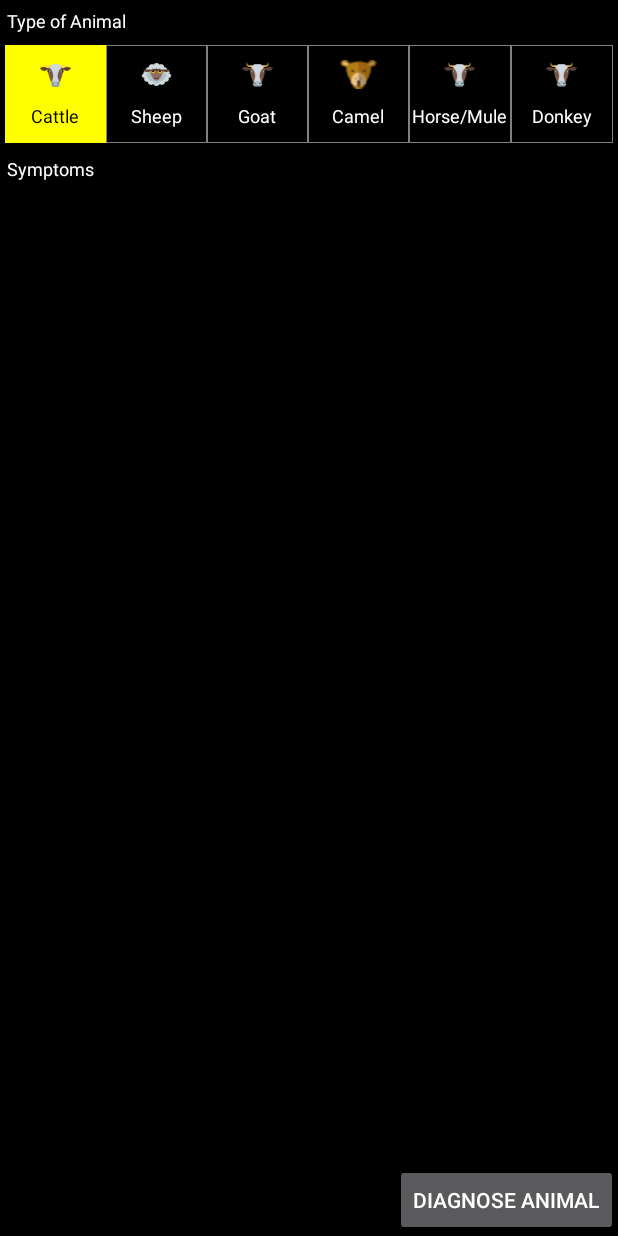
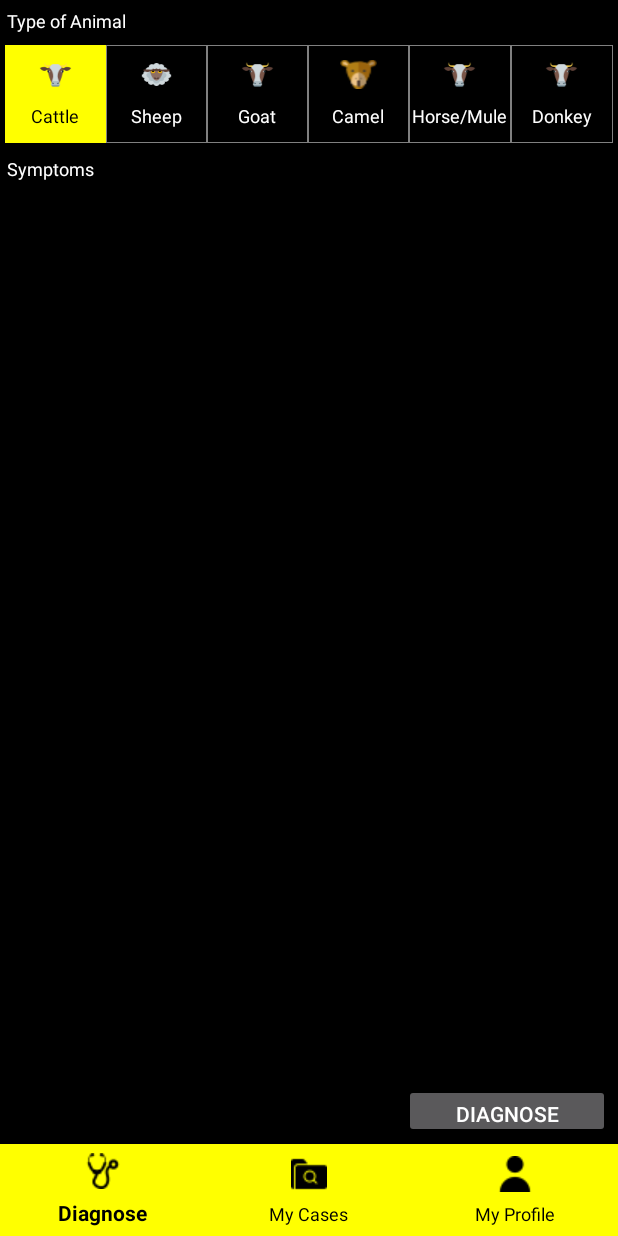
Before and after one commit to drgennaroimperatore/custom-radio-group-radio-button-android-master, an Android app: the MainActivity screen opened directly, with no data from a screen before it, on a phone screen of 412 x 824 dp. Run offline under Robolectric (Android 15) with nearby library versions, the phone set to English and light mode, and no system bars; our stand-ins replace Room's generated code; 1 statement that could not run was skipped.

Commit message:
added bottom navigation bar (app broken) (fix results layout)

```diff
--- a/app/build.gradle
+++ b/app/build.gradle
@@ -31,6 +31,7 @@ dependencies {
     implementation 'com.android.support:appcompat-v7:28.0.0'
     implementation 'com.android.support.constraint:constraint-layout:1.0.2'
     implementation "com.androidplot:androidplot-core:1.5.6"
+    implementation 'com.android.support:design:28.0.0'
     testImplementation 'junit:junit:4.12'
 
     // Android Room
--- /dev/null
+++ b/app/src/main/res/drawable/group_indicator.xml
@@ -0,0 +1,5 @@
+<?xml version="1.0" encoding="utf-8"?>
+<selector xmlns:android="http://schemas.android.com/apk/res/android">
+    <item android:drawable="@drawable/minus" android:state_expanded="true"></item>
+    <item android:drawable="@drawable/plus"></item>
+</selector>
--- a/app/src/main/res/layout/activity_main.xml
+++ b/app/src/main/res/layout/activity_main.xml
@@ -120,23 +120,38 @@
     </TextView>
 
     <ScrollView
+        android:id="@+id/signs_scroller"
         android:layout_width="match_parent"
-        android:layout_height="wrap_content"
+        android:layout_height="430dp"
+        android:layout_above="@+id/diagnose_button"
         android:layout_below="@id/textView_symptom_heading"
-        android:layout_above="@+id/diagnose_button"
-        android:id="@+id/signs_scroller">
-    <LinearLayout
-        android:layout_width="match_parent"
-        android:layout_height="wrap_content"
-        android:id="@+id/signs_container"
-        android:orientation="vertical"
-        >
+        android:fadeScrollbars="false"
+        android:scrollbarThumbVertical="@color/yellow"
+        android:layout_marginBottom="6dp">
+
+        <LinearLayout
+            android:id="@+id/signs_container"
+            android:layout_width="match_parent"
+            android:layout_height="wrap_content"
+            android:orientation="vertical">
 
 
 
+        </LinearLayout>
 
-    </LinearLayout>
+
     </ScrollView>
+
+    <Button
+        android:id="@+id/diagnose_button"
+        android:layout_width="137dp"
+        android:layout_height="36dp"
+        android:layout_alignParentRight="true"
+        android:layout_alignParentBottom="true"
+        android:layout_marginRight="5dp"
+        android:layout_marginBottom="65dp"
+        android:text="Diagnose Animal"></Button>
+
 
     <!--<net.crosp.customradiobtton.PresetRadioGroup
             android:id="@+id/preset_time_radio_group_1"
@@ -225,17 +240,23 @@
 
 
 
+    <android.support.design.widget.BottomNavigationView
+        android:id="@+id/navigationView"
+        android:layout_width="match_parent"
+        android:layout_height="61dp"
+        android:layout_below="@+id/diagnose_button"
+        android:layout_marginStart="0dp"
+        android:layout_marginTop="-61dp"
 
-    <Button  android:id="@+id/diagnose_button"
-             android:layout_width="wrap_content"
-             android:layout_height="wrap_content"
-             android:layout_alignParentBottom="true"
-             android:layout_alignParentRight="true"
-             android:text="Diagnose Animal"
-           >
-    </Button>
-
-
+        android:layout_marginEnd="0dp"
+        android:background="@color/black"
+        app:itemBackground="@color/colorPrimary"
+        app:itemIconTint="@color/black"
+        app:itemTextColor="@color/black"
+        app:layout_constraintBottom_toBottomOf="parent"
+        app:layout_constraintLeft_toLeftOf="parent"
+        app:layout_constraintRight_toRightOf="parent"
+        app:menu="@menu/navigation" />
 
 
 </RelativeLayout>
--- /dev/null
+++ b/app/src/main/res/menu/navigation.xml
@@ -0,0 +1,19 @@
+<?xml version="1.0" encoding="utf-8"?>
+<menu xmlns:android="http://schemas.android.com/apk/res/android">
+
+    <item
+        android:id="@+id/navigation_songs"
+        android:icon="@drawable/stetho"
+        android:title="Diagnose"/>
+
+    <item
+        android:id="@+id/navigation_albums"
+        android:icon="@drawable/folder"
+        android:title="My Cases"/>
+
+    <item
+        android:id="@+id/navigation_artists"
+        android:icon="@drawable/user"
+        android:title="My Profile"/>
+
+</menu>
```
Also changed, not shown: app/src/main/java/net/crosp/customradiobtton/ResultsActivity.java (+82 -3 lines), app/src/main/res/layout/activity_results.xml (+64 -46 lines), app/src/main/res/drawable/folder.png (added), app/src/main/res/drawable/minus.png (added), app/src/main/res/drawable/plus.png (added), app/src/main/res/drawable/stetho.png (added), app/src/main/res/drawable/user.png (added).
